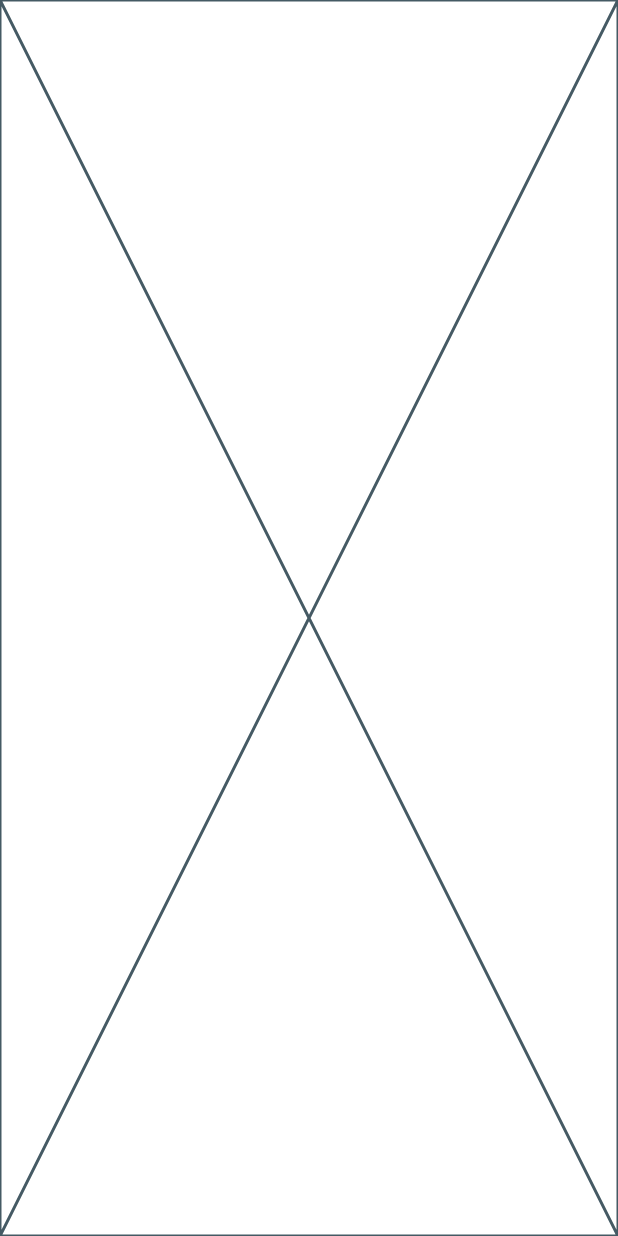
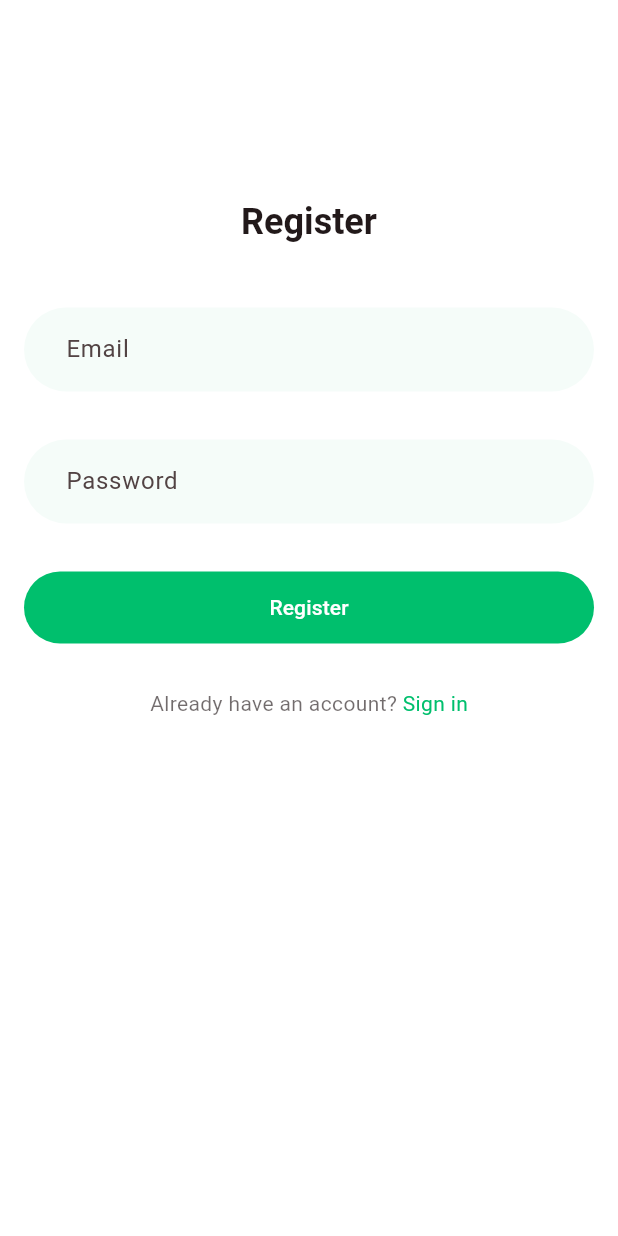
Before and after one commit to innocentk33/trans-musicales, a Flutter app: the screen it shows after launch, on a phone screen of 412 x 824 dp. Run offline on Flutter 3.47's test engine with Material 3 defaults, Android fonts, the phone set to English and light mode, and no system bars; our stand-ins replace bloc, firebase_auth, firebase_core, freezed_annotation; accounts and stored records are empty; generated files the repository leaves out were written again.

Commit message:
WIP : register

```diff
--- a/lib/app.dart
+++ b/lib/app.dart
@@ -1,7 +1,7 @@
 import 'package:flutter/material.dart';
 import 'package:flutter_gen/gen_l10n/app_localizations.dart';
 import 'package:trans_musicales/core/theme/app_palette.dart';
-import 'package:trans_musicales/presentation/home.dart';
+import 'package:trans_musicales/presentation/auth/register_page.dart';
 
 class MyApp extends StatelessWidget {
   const MyApp({super.key});
@@ -17,7 +17,7 @@ class MyApp extends StatelessWidget {
         colorScheme: ColorScheme.fromSeed(seedColor: AppPalette.primary),
         useMaterial3: true,
       ),
-      home: const Home(),
+      home: RegisterPage(),
     );
   }
 }
--- /dev/null
+++ b/lib/presentation/auth/bloc/register_cubit.dart
@@ -0,0 +1,8 @@
+import 'package:bloc/bloc.dart';
+import 'package:meta/meta.dart';
+
+part 'register_state.dart';
+
+class RegisterCubit extends Cubit<RegisterState> {
+  RegisterCubit() : super(RegisterInitial());
+}
--- /dev/null
+++ b/lib/presentation/auth/bloc/register_state.dart
@@ -0,0 +1,12 @@
+part of 'register_cubit.dart';
+
+@immutable
+sealed class RegisterState {}
+
+final class RegisterInitial extends RegisterState {}
+
+final class RegisterLoading extends RegisterState {}
+
+final class RegisterSuccess extends RegisterState {}
+
+final class RegisterFailed extends RegisterState {}
--- /dev/null
+++ b/lib/presentation/auth/register_page.dart
@@ -0,0 +1,112 @@
+import 'package:flutter/material.dart';
+import 'package:flutter/services.dart';
+
+class RegisterPage extends StatelessWidget {
+  final _formKey = GlobalKey<FormState>();
+
+  RegisterPage({super.key});
+  @override
+  Widget build(BuildContext context) {
+    return Scaffold(
+      backgroundColor: Colors.white,
+      body: SafeArea(
+        child: LayoutBuilder(builder: (context, constraints) {
+          return SingleChildScrollView(
+            padding: const EdgeInsets.symmetric(horizontal: 16.0),
+            child: Column(
+              children: [
+                SizedBox(height: constraints.maxHeight * 0.16),
+                Text(
+                  "Register",
+                  style: Theme.of(context).textTheme.headlineSmall!.copyWith(fontWeight: FontWeight.bold),
+                ),
+                SizedBox(height: constraints.maxHeight * 0.05),
+                Form(
+                  key: _formKey,
+                  child: Column(
+                    children: [
+                      TextFormField(
+                        decoration: InputDecoration(
+                          hintText: 'Email',
+                          filled: true,
+                          fillColor: Color(0xFFF5FCF9),
+                          contentPadding: EdgeInsets.symmetric(horizontal: 16.0 * 1.5, vertical: 16.0),
+                          border: OutlineInputBorder(
+                            borderSide: BorderSide.none,
+                            borderRadius: BorderRadius.all(Radius.circular(50)),
+                          ),
+                        ),
+                        inputFormatters: [
+                          FilteringTextInputFormatter(RegExp(r'^[a-zA-Z0-9@.]*$'), allow: true),
+                        ],
+                        keyboardType: TextInputType.emailAddress,
+                        onSaved: (name) {
+                          // Save it
+                        },
+                      ),
+                      const SizedBox(height: 16.0),
+                      Padding(
+                        padding: const EdgeInsets.symmetric(vertical: 16.0),
+                        child: TextFormField(
+                          decoration: const InputDecoration(
+                            hintText: 'Password',
+                            filled: true,
+                            fillColor: Color(0xFFF5FCF9),
+                            contentPadding: EdgeInsets.symmetric(horizontal: 16.0 * 1.5, vertical: 16.0),
+                            border: OutlineInputBorder(
+                              borderSide: BorderSide.none,
+                              borderRadius: BorderRadius.all(Radius.circular(50)),
+                            ),
+                          ),
+                          obscureText: true,
+                          onSaved: (password) {
+                            // Save it
+                          },
+                        ),
+                      ),
+                      Padding(
+                        padding: const EdgeInsets.symmetric(vertical: 16.0),
+                        child: ElevatedButton(
+                          onPressed: () {
+                            if (_formKey.currentState!.validate()) {
+                              _formKey.currentState!.save();
+                            }
+                          },
+                          style: ElevatedButton.styleFrom(
+                            elevation: 0,
+                            backgroundColor: const Color(0xFF00BF6D),
+                            foregroundColor: Colors.white,
+                            minimumSize: const Size(double.infinity, 48),
+                            shape: const StadiumBorder(),
+                          ),
+                          child: const Text("Register"),
+                        ),
+                      ),
+                      TextButton(
+                        onPressed: () {},
+                        child: Text.rich(
+                          const TextSpan(
+                            text: "Already have an account? ",
+                            children: [
+                              TextSpan(
+                                text: "Sign in",
+                                style: TextStyle(color: Color(0xFF00BF6D)),
+                              ),
+                            ],
+                          ),
+                          style: Theme.of(context).textTheme.bodyMedium!.copyWith(
+                                color: Theme.of(context).textTheme.bodyLarge!.color!.withOpacity(0.64),
+                              ),
+                        ),
+                      ),
+                    ],
+                  ),
+                ),
+              ],
+            ),
+          );
+        }),
+      ),
+    );
+  }
+}
```
Also changed, not shown: lib/presentation/auth/login_page.dart (added), lib/presentation/splash/splashscreen.dart (added).
